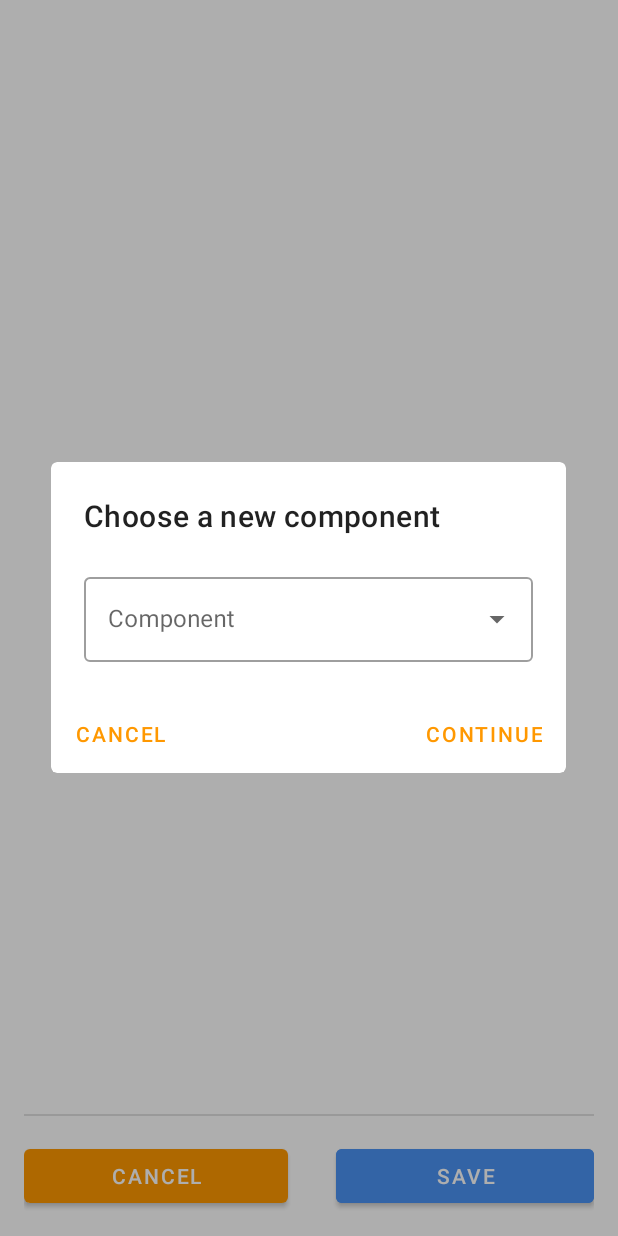
After one commit to Palda97/LinkedPipesAndroidClient, an Android app: the fragment AddComponentDialog placed in its activity, on a phone screen of 412 x 824 dp. The commit adds this screen. Run offline under Robolectric (Android 15) with nearby library versions, the phone set to English and light mode, and no system bars; our stand-ins replace Room's generated code, data binding, navigation-ui; libraries missing offline, so code that uses them is left out: io.github.hyuwah.draggableviewlib; 1 statement that could not run was skipped.

Commit message:
add functional add component dialog

```diff
--- a/app/src/main/java/cz/palda97/lpclient/model/db/dao/PipelineDao.kt
+++ b/app/src/main/java/cz/palda97/lpclient/model/db/dao/PipelineDao.kt
@@ -354,7 +354,7 @@ abstract class PipelineDao {
 
     @Transaction
     @Query("select * from possiblestatus where serverId = :serverId")
-    abstract fun livePossibleComponents(serverId: String): LiveData<StatusWithPossibles>
+    abstract fun livePossibleComponents(serverId: Long): LiveData<StatusWithPossibles>
 
     @Insert(onConflict = OnConflictStrategy.REPLACE)
     abstract suspend fun insertPossibleStatus(status: PossibleStatus)
--- /dev/null
+++ b/app/src/main/java/cz/palda97/lpclient/view/editpipeline/AddComponentDialog.kt
@@ -0,0 +1,86 @@
+package cz.palda97.lpclient.view.editpipeline
+
+import android.app.Dialog
+import android.os.Bundle
+import android.view.LayoutInflater
+import android.view.View
+import android.view.ViewGroup
+import android.widget.Toast
+import androidx.databinding.DataBindingUtil
+import androidx.fragment.app.DialogFragment
+import androidx.fragment.app.FragmentManager
+import androidx.lifecycle.Observer
+import com.google.android.material.dialog.MaterialAlertDialogBuilder
+import cz.palda97.lpclient.Injector
+import cz.palda97.lpclient.R
+import cz.palda97.lpclient.databinding.DialogAddComponentBinding
+import cz.palda97.lpclient.model.entities.possiblecomponent.PossibleComponent
+import cz.palda97.lpclient.model.repository.PossibleComponentRepository
+import cz.palda97.lpclient.model.repository.PossibleComponentRepository.StatusCode.Companion.toStatus
+import cz.palda97.lpclient.view.ConfigDropdownMagic.fillWithOptions
+import cz.palda97.lpclient.view.SmartArrayAdapter
+import cz.palda97.lpclient.viewmodel.editpipeline.AddComponentViewModel
+
+class AddComponentDialog : DialogFragment() {
+
+    private lateinit var binding: DialogAddComponentBinding
+    private lateinit var viewModel: AddComponentViewModel
+
+    private var componentAdapter: SmartArrayAdapter<PossibleComponent>? = null
+
+    override fun onCreateDialog(savedInstanceState: Bundle?): Dialog {
+
+        binding = DataBindingUtil.inflate(layoutInflater, R.layout.dialog_add_component, null, false)
+        viewModel = AddComponentViewModel.getInstance(this)
+
+        val builder = MaterialAlertDialogBuilder(requireContext())
+            .setView(binding.root)
+            .setNeutralButton(R.string.cancel) { _, _ ->
+                //
+            }
+            .setPositiveButton(R.string.continue_string) { _, _ ->
+                val component = componentAdapter?.lastSelectedItemId
+                if (component == null) {
+                    Toast.makeText(requireContext(), getString(R.string.no_component_is_selected), Toast.LENGTH_LONG).show()
+                } else {
+                    viewModel.addComponent(component)
+                }
+            }
+
+        return builder.create()
+    }
+
+    override fun onCreateView(
+        inflater: LayoutInflater,
+        container: ViewGroup?,
+        savedInstanceState: Bundle?
+    ): View? {
+
+        viewModel.liveComponents.observe(viewLifecycleOwner, Observer {
+            val statusWithPossibles = it ?: return@Observer
+            if (statusWithPossibles.status.result.toStatus != PossibleComponentRepository.StatusCode.OK) {
+                //TODO()
+                return@Observer
+            }
+            val options = statusWithPossibles.list.map {
+                it to it.prefLabel
+            }
+            componentAdapter = binding.componentDropDown.fillWithOptions(requireContext(), options) {
+                viewModel.lastSelectedComponentPosition = it
+            }.apply {
+                lastSelectedPosition = viewModel.lastSelectedComponentPosition
+            }
+        })
+
+        return binding.root
+    }
+
+    companion object {
+        private val l = Injector.generateLogFunction(this)
+
+        private const val FRAGMENT_TAG = "addComponentDialog"
+        fun appear(fragmentManager: FragmentManager) {
+            AddComponentDialog().show(fragmentManager, FRAGMENT_TAG)
+        }
+    }
+}
--- /dev/null
+++ b/app/src/main/java/cz/palda97/lpclient/viewmodel/editpipeline/AddComponentViewModel.kt
@@ -0,0 +1,38 @@
+package cz.palda97.lpclient.viewmodel.editpipeline
+
+import android.app.Application
+import androidx.lifecycle.*
+import cz.palda97.lpclient.Injector
+import cz.palda97.lpclient.model.entities.pipeline.Component
+import cz.palda97.lpclient.model.entities.possiblecomponent.PossibleComponent
+import cz.palda97.lpclient.model.repository.PossibleComponentRepository
+import kotlinx.coroutines.CoroutineScope
+import kotlinx.coroutines.Dispatchers
+
+class AddComponentViewModel(application: Application) : AndroidViewModel(application) {
+
+    private val possibleRepository: PossibleComponentRepository = Injector.possibleComponentRepository
+
+    private val retrofitScope
+        get() = CoroutineScope(Dispatchers.IO)
+
+    fun addComponent(possibleComponent: PossibleComponent) {
+        TODO("Add component and configuration to db")
+    }
+
+    val liveComponents
+        get() = possibleRepository.liveComponents
+
+    var lastSelectedComponentPosition: Int?
+        get() = possibleRepository.lastSelectedComponentPosition
+        set(value) {
+            possibleRepository.lastSelectedComponentPosition = value
+        }
+
+    companion object {
+        private val l = Injector.generateLogFunction(this)
+
+        fun getInstance(owner: ViewModelStoreOwner) =
+            ViewModelProvider(owner).get(AddComponentViewModel::class.java)
+    }
+}
--- a/app/src/main/java/cz/palda97/lpclient/viewmodel/editpipeline/EditPipelineViewModel.kt
+++ b/app/src/main/java/cz/palda97/lpclient/viewmodel/editpipeline/EditPipelineViewModel.kt
@@ -9,6 +9,7 @@ import cz.palda97.lpclient.model.entities.pipeline.Pipeline
 import cz.palda97.lpclient.model.entities.pipeline.Template
 import cz.palda97.lpclient.model.repository.ComponentRepository
 import cz.palda97.lpclient.model.repository.PipelineRepository
+import cz.palda97.lpclient.model.repository.PossibleComponentRepository
 import kotlinx.coroutines.CoroutineScope
 import kotlinx.coroutines.Dispatchers
 import kotlinx.coroutines.launch
@@ -17,6 +18,7 @@ class EditPipelineViewModel(application: Application) : AndroidViewModel(applica
 
     private val pipelineRepository: PipelineRepository = Injector.pipelineRepository
     private val componentRepository: ComponentRepository = Injector.componentRepository
+    private val possibleRepository: PossibleComponentRepository = Injector.possibleComponentRepository
 
     private val retrofitScope: CoroutineScope
         get() = CoroutineScope(Dispatchers.IO)
@@ -53,6 +55,10 @@ class EditPipelineViewModel(application: Application) : AndroidViewModel(applica
         }
     }
 
+    fun addComponent(coords: Pair<Int, Int>) {
+        possibleRepository.prepareForNewComponent(coords)
+    }
+
     companion object {
         private val l = Injector.generateLogFunction(this)
 
--- a/app/src/main/java/cz/palda97/lpclient/viewmodel/pipelines/PipelinesViewModel.kt
+++ b/app/src/main/java/cz/palda97/lpclient/viewmodel/pipelines/PipelinesViewModel.kt
@@ -21,6 +21,7 @@ class PipelinesViewModel(application: Application) : AndroidViewModel(applicatio
     private val serverRepository: ServerRepository = Injector.serverRepository
     private val executionRepository: ExecutionRepository = Injector.executionRepository
     private val pipelineRepository: PipelineRepository = Injector.pipelineRepository
+    private val possibleRepository: PossibleComponentRepository = Injector.possibleComponentRepository
 
     private val retrofitScope: CoroutineScope
         get() = CoroutineScope(Dispatchers.IO)
@@ -183,6 +184,7 @@ class PipelinesViewModel(application: Application) : AndroidViewModel(applicatio
 
     fun editPipeline(pipelineView: PipelineView) {
         pipelineRepository.cachePipelineInit(pipelineView)
+        possibleRepository.currentServerId = pipelineView.serverId
         EditPipelineViewModel.scroll = true
     }
 
--- /dev/null
+++ b/app/src/main/res/layout/dialog_add_component.xml
@@ -0,0 +1,34 @@
+<?xml version="1.0" encoding="utf-8"?>
+<layout xmlns:android="http://schemas.android.com/apk/res/android">
+
+    <data>
+        <!-- -->
+    </data>
+
+    <LinearLayout
+        android:layout_width="match_parent"
+        android:layout_height="match_parent"
+        android:padding="22dp"
+        style="@style/do_not_auto_focus_child_components"
+        android:orientation="vertical">
+
+        <TextView
+            android:layout_width="match_parent"
+            android:layout_height="wrap_content"
+            android:textAppearance="@style/ta_medium20_primary"
+            android:text="@string/choose_a_new_component" />
+
+        <com.google.android.material.textfield.TextInputLayout
+            style="@style/Widget.MaterialComponents.TextInputLayout.OutlinedBox.ExposedDropdownMenu"
+            android:layout_width="match_parent"
+            android:layout_height="wrap_content"
+            android:layout_marginTop="@dimen/dropdown_vertical_margin"
+            android:hint="@string/component">
+
+            <com.google.android.material.textfield.MaterialAutoCompleteTextView
+                android:id="@+id/component_drop_down"
+                android:layout_width="match_parent"
+                android:layout_height="wrap_content" />
+        </com.google.android.material.textfield.TextInputLayout>
+    </LinearLayout>
+</layout>
--- a/app/src/main/res/values/strings.xml
+++ b/app/src/main/res/values/strings.xml
@@ -87,4 +87,6 @@
     <string name="component">Component</string>
     <string name="binding">Binding</string>
     <string name="select_both_component_and_binding">You have to select both component and binding!</string>
+    <string name="choose_a_new_component">Choose a new component</string>
+    <string name="no_component_is_selected">No component is selected!</string>
 </resources>
```
Also changed, not shown: app/src/main/java/cz/palda97/lpclient/model/repository/PossibleComponentRepository.kt (+18 -0 lines), app/src/main/java/cz/palda97/lpclient/view/editpipeline/EditPipelineFragment.kt (+8 -1 lines).
